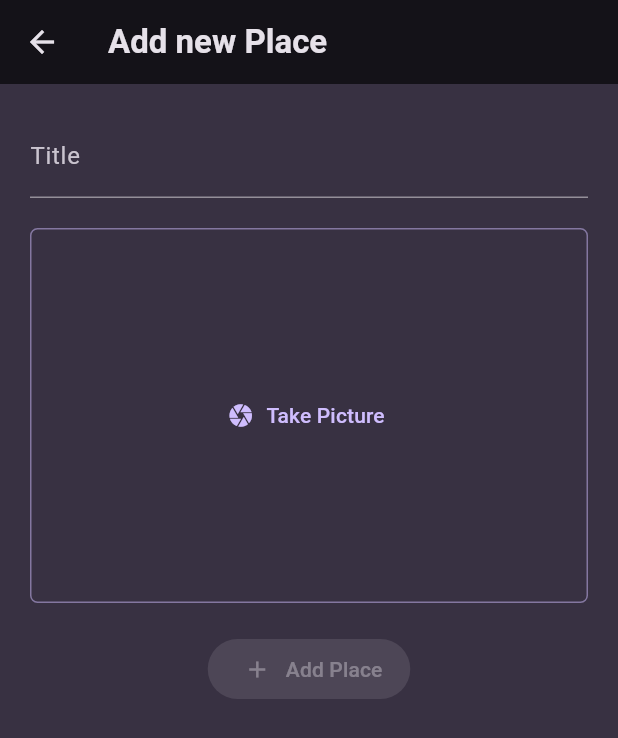
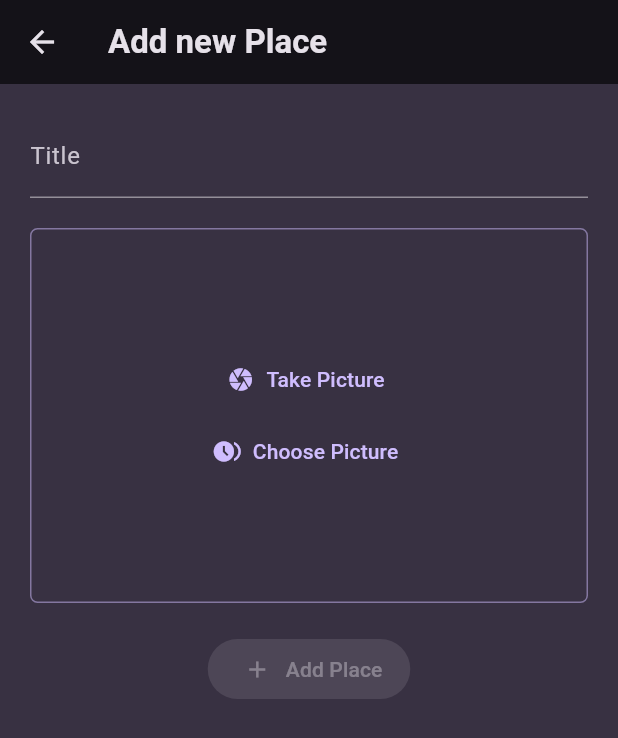
Before and after one commit to IsharaNawa/favorite_places_app, a Flutter app: the AddNewPlaceScreen screen opened directly, after a tap on "Take Picture", on a phone screen of 412 x 824 dp. Shown: the top 738 px of the screen. Run offline on Flutter 3.47's test engine with Material 3 defaults, Android fonts, the phone set to English and light mode, and no system bars; our stand-ins replace flutter_riverpod, google_fonts, image_picker.

Commit message:
small improvments

```diff
--- a/lib/screens/add_new_place_screen.dart
+++ b/lib/screens/add_new_place_screen.dart
@@ -14,7 +14,7 @@ class AddNewPlaceScreen extends ConsumerStatefulWidget {
 
 class _AddNewPlaceScreenState extends ConsumerState<AddNewPlaceScreen> {
   final _formKey = GlobalKey<FormState>();
-  String selectedPlace = "";
+  String? selectedPlace;
   File? selectedImage;
 
   void onSelectImage(File image) {
@@ -28,11 +28,14 @@ class _AddNewPlaceScreenState extends ConsumerState<AddNewPlaceScreen> {
       return;
     }
 
-    _formKey.currentState!.validate();
+    if (!_formKey.currentState!.validate()) {
+      return;
+    }
+
     _formKey.currentState!.save();
 
     ref.read(placesProvider.notifier).addNewPlace(
-          selectedPlace,
+          selectedPlace!,
           selectedImage!,
         );
 
--- a/lib/widgets/image_input.dart
+++ b/lib/widgets/image_input.dart
@@ -15,31 +15,59 @@ class ImageInput extends StatefulWidget {
 class _ImageInputState extends State<ImageInput> {
   File? selectedImage;
 
-  void takePicture() async {
+  void takePicture(String source) async {
     final imagePicker = ImagePicker();
-    final pickedImage = await imagePicker.pickImage(source: ImageSource.camera);
+    XFile? pickedImage;
+
+    if (source == "camera") {
+      pickedImage = await imagePicker.pickImage(source: ImageSource.camera);
+    } else {
+      pickedImage = await imagePicker.pickImage(source: ImageSource.gallery);
+    }
 
     if (pickedImage == null) {
       return;
     }
 
     setState(() {
-      selectedImage = File(pickedImage.path);
+      selectedImage = File(pickedImage!.path);
       widget.onSelectImage(selectedImage!);
+    });
+  }
+
+  void resetImage() {
+    setState(() {
+      selectedImage = null;
     });
   }
 
   @override
   Widget build(BuildContext context) {
-    Widget content = TextButton.icon(
-      icon: const Icon(Icons.camera),
-      label: const Text("Take Picture"),
-      onPressed: takePicture,
+    Widget content = Center(
+      child: Column(
+        mainAxisSize: MainAxisSize.min,
+        children: [
+          TextButton.icon(
+            icon: const Icon(Icons.camera),
+            label: const Text("Take Picture"),
+            onPressed: () {
+              takePicture("camera");
+            },
+          ),
+          TextButton.icon(
+            icon: const Icon(Icons.browse_gallery),
+            label: const Text("Choose Picture"),
+            onPressed: () {
+              takePicture("galery");
+            },
+          ),
+        ],
+      ),
     );
 
     if (selectedImage != null) {
       content = GestureDetector(
-        onTap: takePicture,
+        onTap: resetImage,
         child: Image.file(
           selectedImage!,
           fit: BoxFit.cover,
```
Also changed, not shown: lib/screens/place_detail_screen.dart (+13 -5 lines), lib/screens/places_screen.dart (+7 -0 lines).
